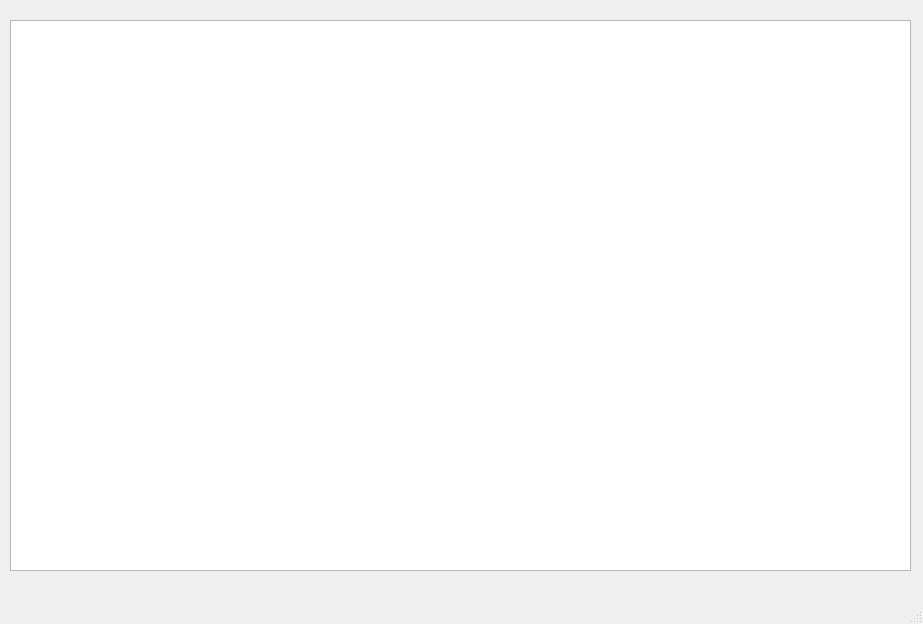
Above: consulta_base.ui from vmeazevedo/Sistema_de_Controle_de_Atendimento_RDS-MySQL before the change. Below: the same form after it.
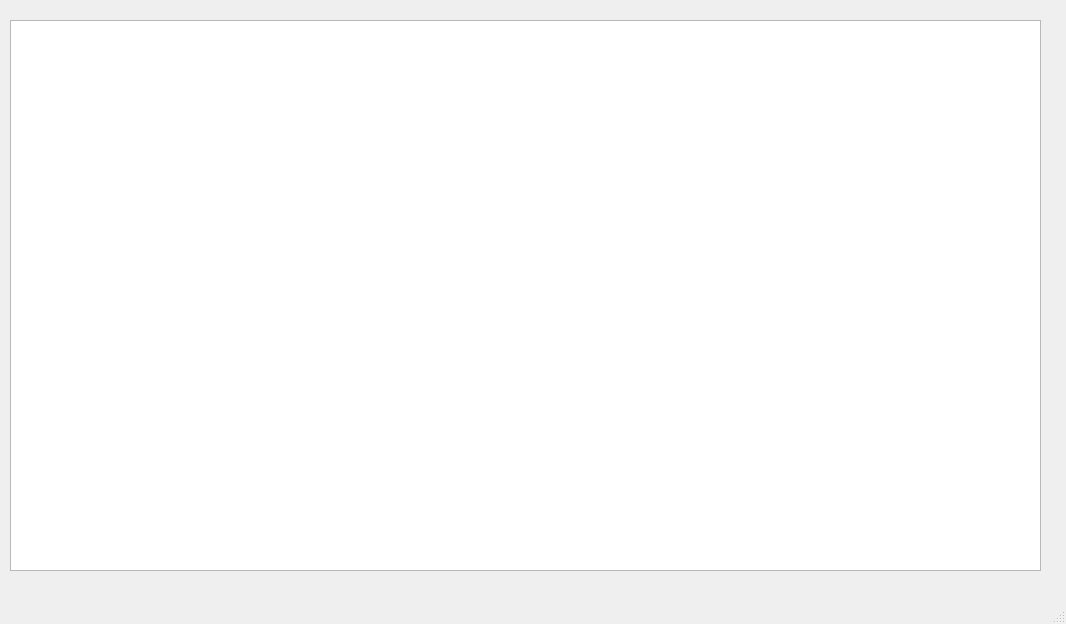
That is the form after the change.

Commit message: criação da nova tela inicial e alteração no layout das paginas

What changed in the file:
```diff
--- a/consulta_base.ui
+++ b/consulta_base.ui
@@ -6,7 +6,7 @@
    <rect>
     <x>0</x>
     <y>0</y>
-    <width>923</width>
+    <width>1066</width>
     <height>624</height>
    </rect>
   </property>
@@ -19,7 +19,7 @@
      <rect>
       <x>10</x>
       <y>20</y>
-      <width>901</width>
+      <width>1031</width>
       <height>551</height>
      </rect>
     </property>
```
Left out of the diff: 2 changed lines with no effect on the pictures. The commit also changes 3 other files.
